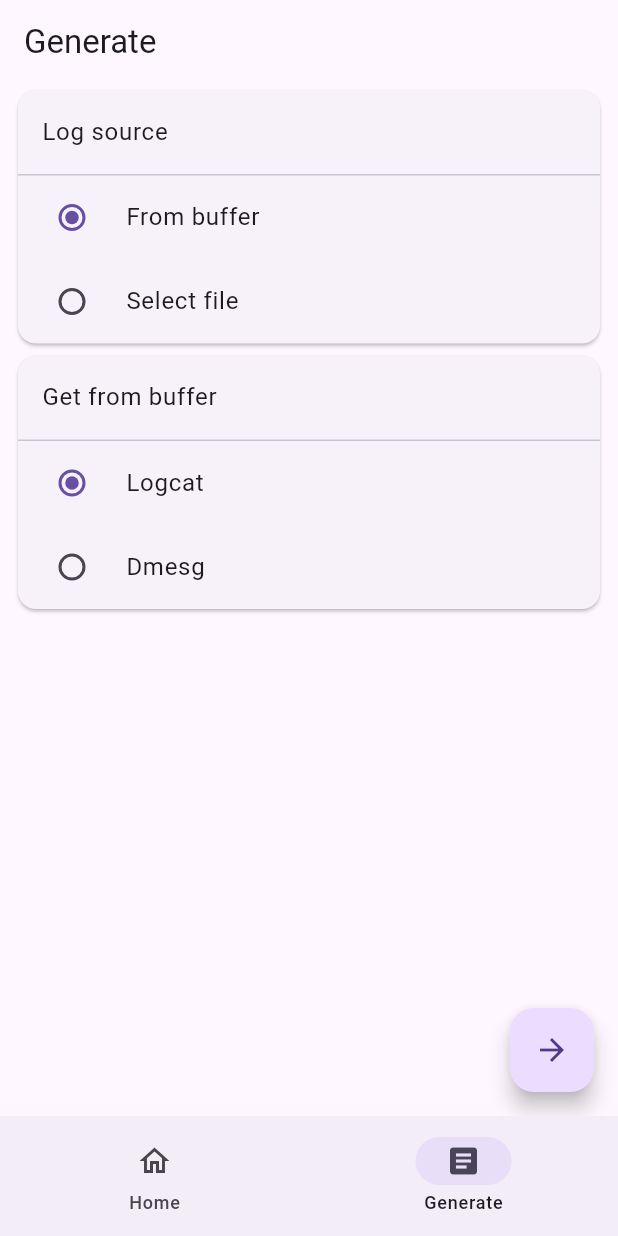
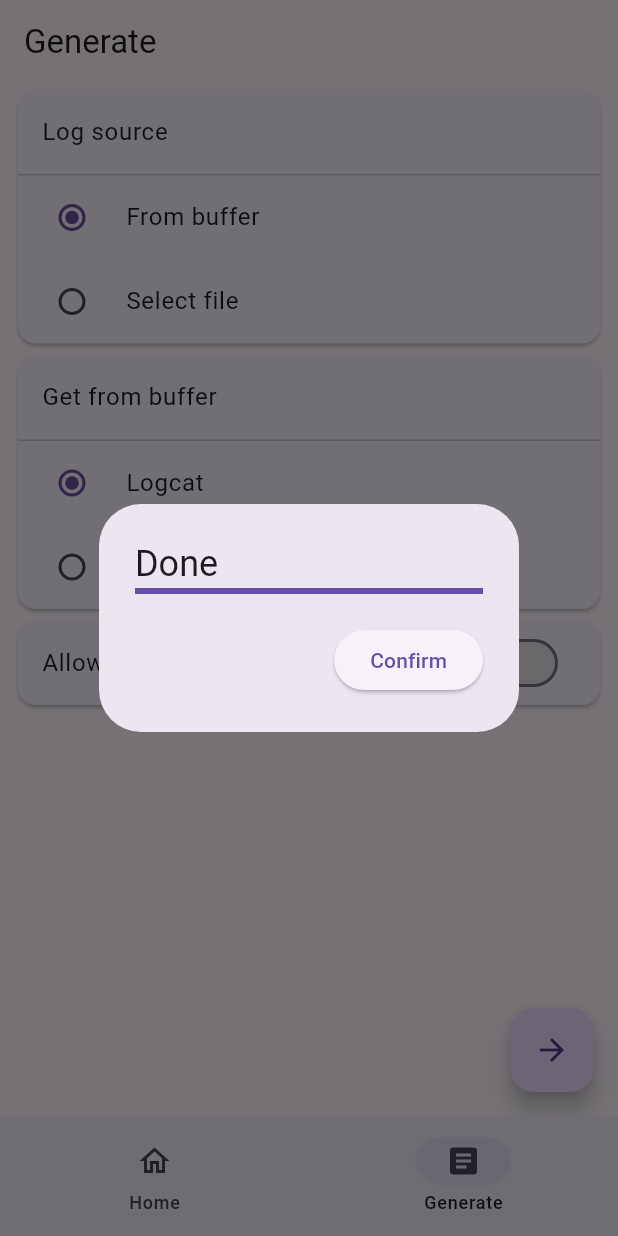
Before and after one commit to StaticReflection/Folicy, a Flutter app: the screen it shows after launch, item 2 of the bottom bar chosen, after a tap on the "arrow forward" icon, on a phone screen of 412 x 824 dp. Run offline on Flutter 3.47's test engine with Material 3 defaults, Android fonts, the phone set to English and light mode, and no system bars; our stand-ins replace file_picker, get; missing offline and left inert: root; generated files the repository leaves out were written again; statements that could not run were skipped.

Commit message:
完成生成规则基本功能

```diff
--- a/lib/constants/constants.dart
+++ b/lib/constants/constants.dart
@@ -2,4 +2,5 @@ class Constants {
   static const String appName = 'Folicy';
   static final Uri aboutAppUrl =
       Uri.parse('https://github.com/StaticReflection/Folicy');
+  static const outputDirectory = '/sdcard/Download/Folicy/';
 }
--- a/lib/controllers/generate/generate_page_controller.dart
+++ b/lib/controllers/generate/generate_page_controller.dart
@@ -1,9 +1,54 @@
-import 'package:flutter/material.dart';
+import 'dart:io';
 import 'package:get/get.dart';
+import 'package:file_picker/file_picker.dart';
+import 'package:flutter/foundation.dart';
+
+import 'package:folicy/utils/device_util.dart';
+import 'package:folicy/utils/generate_util.dart';
+import 'package:folicy/utils/log_util.dart';
 
 class GeneratePageController extends GetxController {
   RxInt logSource = 0.obs; // 日志来源, 0=从缓冲池, 1=选择文件
   RxInt getFromBuffer = 0.obs; // 缓冲池, 0=从logcat, 1=从demsg
 
-  void generate(BuildContext context) {}
+  Rx<String?> filePath = Rx(null);
+  Rx<String?> fileName = Rx(null);
+
+  RxBool allowUntrustedApp = false.obs;
+
+  RxBool isDone = false.obs;
+
+  void generate() async {
+    isDone.value = false;
+    File? file;
+
+    if (logSource.value == 0) {
+      if (getFromBuffer.value == 0) {
+        file = await LogUtil.catchLogcat();
+      } else {
+        file = await LogUtil.catchDmesg();
+      }
+    }
+    try {
+      final avc = await compute(
+          GenerateUtil.generate,
+          GenerateParams(logSource.value == 0 ? file!.path : filePath.value!,
+              allowUntrustedApp.value));
+      await GenerateUtil.saveAvc(avc);
+      isDone.value = true;
+    } catch (error) {
+      isDone.value = true;
+    }
+
+    DeviceUtil.clearTemporaryDirectory();
+  }
+
+  void selectFile() {
+    FilePicker.platform.pickFiles().then((value) {
+      if (value != null) {
+        filePath.value = value.files.single.path!;
+        fileName.value = value.files.first.name;
+      }
+    });
+  }
 }
--- a/lib/l10n/app_en.arb
+++ b/lib/l10n/app_en.arb
@@ -1,12 +1,16 @@
 {
   "@@locale": "en",
   "aboutFolicy": "About Folicy",
+  "allowUntrustedApp": "Allow untrusted_app",
+  "cancel": "Cancel",
   "confirm": "Confirm",
+  "done": "Done",
   "fileNotSelected": "File not selected",
   "fromBuffer": "From buffer",
   "generate": "Generate",
   "getFromBuffer": "Get from buffer",
   "home": "Home",
+  "inProgress": "In progress",
   "kernelVersion": "Kernel version",
   "logSource": "Log source",
   "needRoot": "Need Root",
--- a/lib/l10n/app_zh.arb
+++ b/lib/l10n/app_zh.arb
@@ -1,12 +1,16 @@
 {
   "@@locale": "zh",
   "aboutFolicy": "关于Folicy",
+  "allowUntrustedApp": "允许untrusted_app",
+  "cancel": "取消",
   "confirm": "确定",
+  "done": "完成",
   "fileNotSelected": "未选择文件",
   "fromBuffer": "从缓冲池",
   "generate": "生成",
   "getFromBuffer": "从以下缓冲池中获取",
   "home": "首页",
+  "inProgress": "进行中",
   "kernelVersion": "内核版本",
   "logSource": "日志来源",
   "needRoot": "需要Root",
--- a/lib/utils/device_util.dart
+++ b/lib/utils/device_util.dart
@@ -1,4 +1,6 @@
+import 'package:path_provider/path_provider.dart';
 import 'package:root/root.dart';
+import 'dart:io';
 
 class DeviceUtil {
   static Future<String> getSystemVersion() async {
@@ -45,4 +47,10 @@ class DeviceUtil {
   static void reboot() {
     Root.exec(cmd: 'reboot');
   }
+
+  static void clearTemporaryDirectory() async {
+    Directory dir = await getTemporaryDirectory();
+    dir.deleteSync(recursive: true);
+    dir.create();
+  }
 }
--- /dev/null
+++ b/lib/utils/log_util.dart
@@ -0,0 +1,25 @@
+import 'dart:io';
+import 'package:path_provider/path_provider.dart';
+import 'package:root/root.dart';
+
+class LogUtil {
+  static Future<File> catchLogcat() async {
+    final file = File('${(await getTemporaryDirectory()).path}/logCache.log');
+
+    Root.exec(cmd: 'logcat -d').then((value) async {
+      await file.writeAsString(value ?? '');
+    });
+
+    return file;
+  }
+
+  static Future<File> catchDmesg() async {
+    final file = File('${(await getTemporaryDirectory()).path}/logCache.log');
+
+    Root.exec(cmd: 'dmesg').then((value) async {
+      await file.writeAsString(value ?? '');
+    });
+
+    return file;
+  }
+}
--- a/lib/views/home/pages/generate.dart
+++ b/lib/views/home/pages/generate.dart
@@ -1,7 +1,8 @@
 import 'package:flutter/material.dart';
 import 'package:flutter_gen/gen_l10n/app_localizations.dart';
+import 'package:get/get.dart';
+
 import 'package:folicy/controllers/generate/generate_page_controller.dart';
-import 'package:get/get.dart';
 
 GeneratePageController generatePageController = Get.find();
 
@@ -65,11 +66,29 @@ class Generate extends StatelessWidget {
                                       .getFromBuffer.value = value!)),
                             ],
                           )
-                        : ListTile(
-                            title:
-                                Text(AppLocalizations.of(context)!.notSelected),
-                            trailing: const Icon(Icons.arrow_forward),
+                        : Obx(
+                            () => ListTile(
+                              title: generatePageController.fileName.value ==
+                                      null
+                                  ? Text(
+                                      AppLocalizations.of(context)!.notSelected)
+                                  : Text(
+                                      generatePageController.fileName.value!),
+                              trailing: const Icon(Icons.arrow_forward),
+                              onTap: () => generatePageController.selectFile(),
+                            ),
                           ),
+                  ),
+                ),
+              ),
+              Card(
+                child: Obx(
+                  () => SwitchListTile(
+                    value: generatePageController.allowUntrustedApp.value,
+                    onChanged: (value) =>
+                        generatePageController.allowUntrustedApp.value = value,
+                    title:
+                        Text(AppLocalizations.of(context)!.allowUntrustedApp),
                   ),
                 ),
               ),
@@ -80,7 +99,8 @@ class Generate extends StatelessWidget {
       floatingActionButton: FloatingActionButton(
         child: const Icon(Icons.arrow_forward),
         onPressed: () {
-          if (generatePageController.logSource.value == 1) {
+          if (generatePageController.logSource.value == 1 &&
+              generatePageController.fileName.value == null) {
             showDialog(
               context: context,
               builder: (context) => AlertDialog(
@@ -94,7 +114,37 @@ class Generate extends StatelessWidget {
                 ],
               ),
             );
+            return;
           }
+          generatePageController.generate();
+          showDialog(
+            barrierDismissible: false,
+            context: context,
+            builder: (context) => AlertDialog(
+              title: Column(
+                  crossAxisAlignment: CrossAxisAlignment.start,
+                  children: [
+                    Obx(() => generatePageController.isDone.value
+                        ? Text(AppLocalizations.of(context)!.done)
+                        : Text(AppLocalizations.of(context)!.inProgress)),
+                    Obx(() => generatePageController.isDone.value
+                        ? const LinearProgressIndicator(value: 1)
+                        : const LinearProgressIndicator())
+                  ]),
+              actions: [
+                Obx(
+                  () => ElevatedButton(
+                    onPressed: () {
+                      Get.back();
+                    },
+                    child: generatePageController.isDone.value
+                        ? Text(AppLocalizations.of(context)!.confirm)
+                        : Text(AppLocalizations.of(context)!.cancel),
+                  ),
+                ),
+              ],
+            ),
+          );
         },
       ),
     );
--- a/pubspec.yaml
+++ b/pubspec.yaml
@@ -7,12 +7,15 @@ environment:
   sdk: '>=3.4.3 <4.0.0'
 
 dependencies:
+  file_picker: ^8.0.0+1
   flutter:
     sdk: flutter
   flutter_localizations:
     sdk: flutter
   get: ^4.6.6
   intl: any
+  path_provider: ^2.1.4
+  permission_handler: ^11.3.1
   root: ^2.0.4
   url_launcher: ^6.3.0
 
```
Also changed, not shown: lib/utils/generate_util.dart (added, +87 -0 lines), pubspec.lock.
